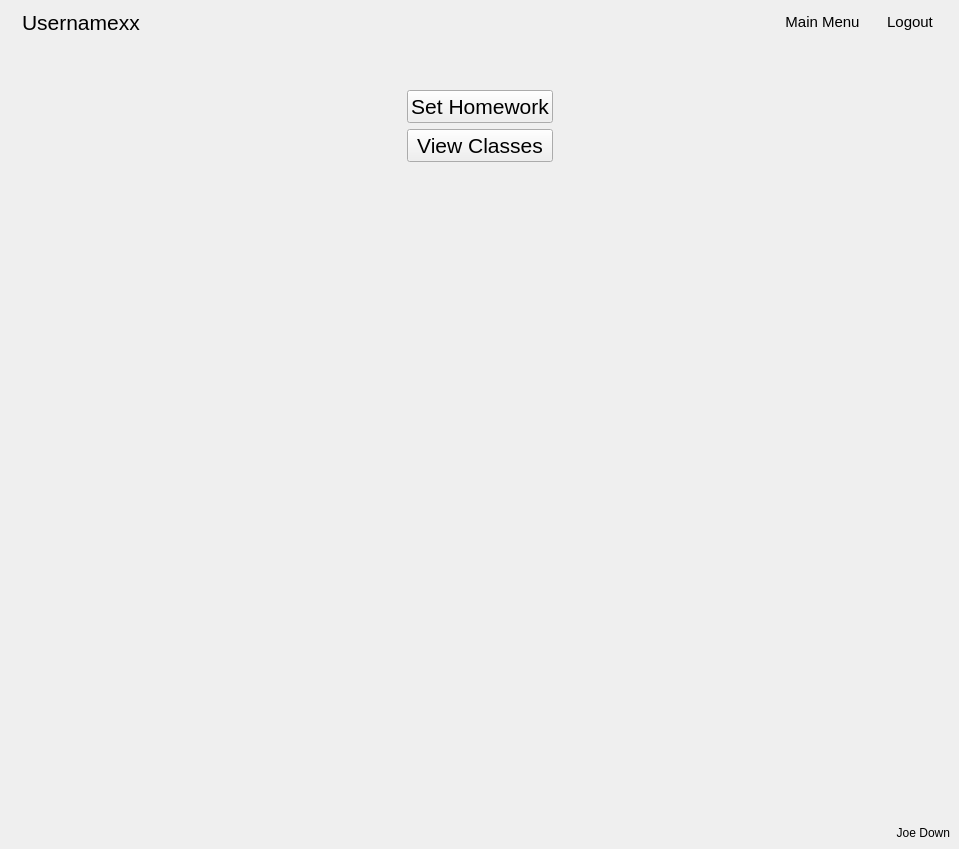
Before: the Qt Designer form window.ui in AnthropomorphicMonkey/Coursework, drawn with Qt 5.
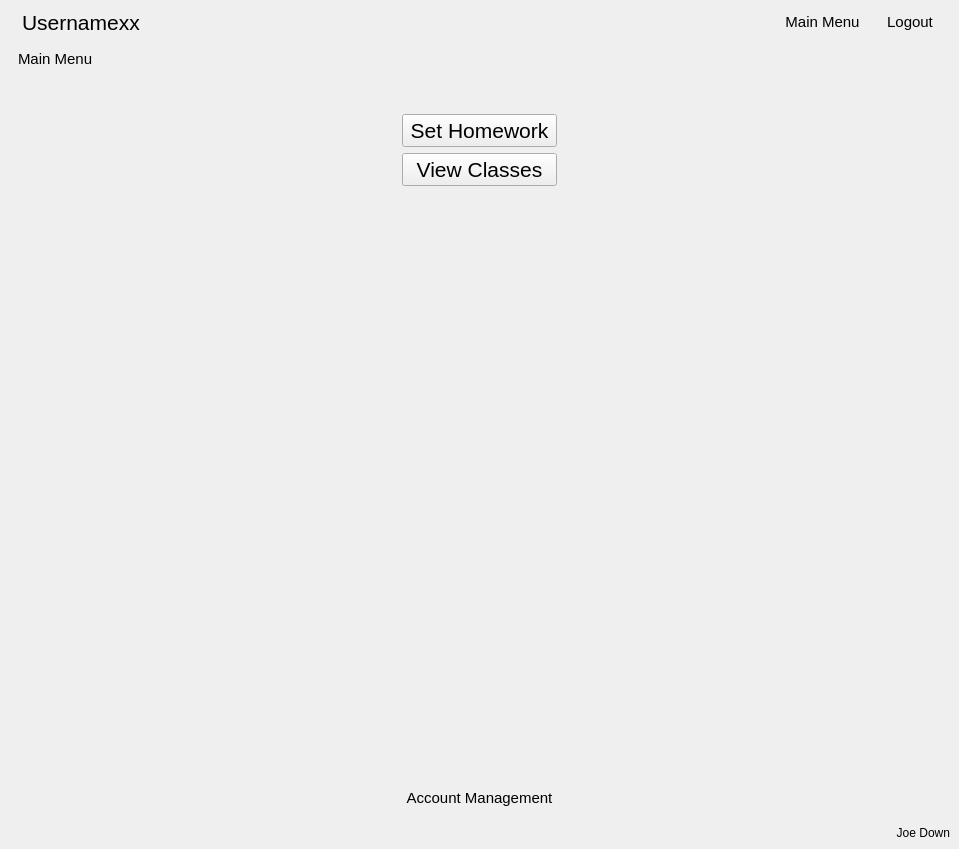
After: the same form once the commit is applied. The open tabs and pages were chosen to show the change. Icons and pictures are not drawn.

```diff
--- a/window.ui
+++ b/window.ui
@@ -990,6 +990,18 @@
       </widget>
       <widget class="QWidget" name="teacher_main_menu_page">
        <layout class="QVBoxLayout" name="verticalLayout_11">
+        <item>
+            <widget class="QLabel" name="label_13">
+                <property name="font">
+                    <font>
+                        <pointsize>11</pointsize>
+                    </font>
+                </property>
+                <property name="text">
+                    <string>Main Menu</string>
+                </property>
+            </widget>
+        </item>
         <item>
          <spacer name="verticalSpacer_14">
           <property name="orientation">
@@ -1047,23 +1059,6 @@
               </property>
              </widget>
             </item>
-           </layout>
-          </item>
-          <item>
-           <spacer name="horizontalSpacer_6">
-            <property name="orientation">
-             <enum>Qt::Horizontal</enum>
-            </property>
-            <property name="sizeHint" stdset="0">
-             <size>
-              <width>40</width>
-              <height>20</height>
-             </size>
-            </property>
-           </spacer>
-          </item>
-         </layout>
-        </item>
         <item>
          <spacer name="verticalSpacer_15">
           <property name="orientation">
@@ -1077,6 +1072,44 @@
           </property>
          </spacer>
         </item>
+               <item>
+                   <widget class="QPushButton" name="teacher_main_menu_account_management_button">
+                       <property name="sizePolicy">
+                           <sizepolicy hsizetype="Fixed" vsizetype="Fixed">
+                               <horstretch>0</horstretch>
+                               <verstretch>0</verstretch>
+                           </sizepolicy>
+                       </property>
+                       <property name="font">
+                           <font>
+                               <pointsize>11</pointsize>
+                           </font>
+                       </property>
+                       <property name="text">
+                           <string>Account Management</string>
+                       </property>
+                       <property name="flat">
+                           <bool>true</bool>
+                       </property>
+                   </widget>
+               </item>
+           </layout>
+          </item>
+             <item>
+                 <spacer name="horizontalSpacer_6">
+                     <property name="orientation">
+                         <enum>Qt::Horizontal</enum>
+                     </property>
+                     <property name="sizeHint" stdset="0">
+                         <size>
+                             <width>40</width>
+                             <height>20</height>
+                         </size>
+                     </property>
+                 </spacer>
+             </item>
+         </layout>
+        </item>
        </layout>
       </widget>
       <widget class="QWidget" name="question_page">
```
Left out of the diff: 291 changed lines with no effect on the pictures. Lines whose indentation alone changed are shown as unchanged.
